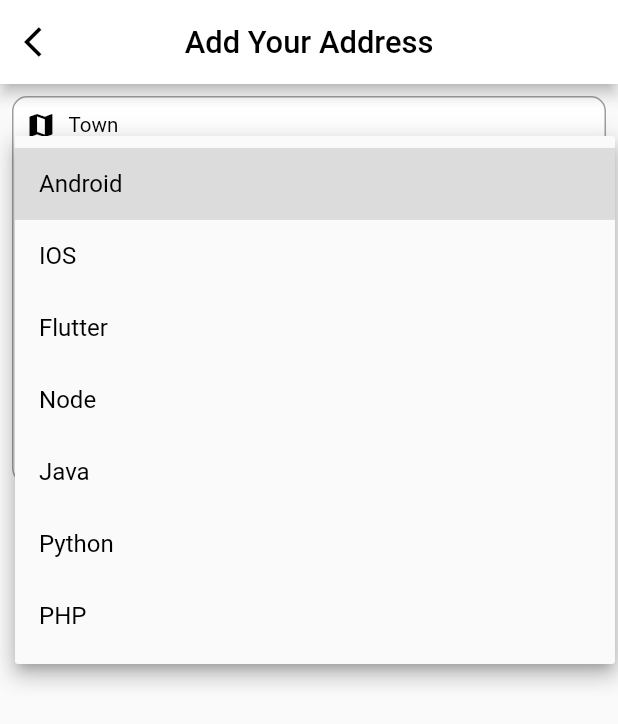
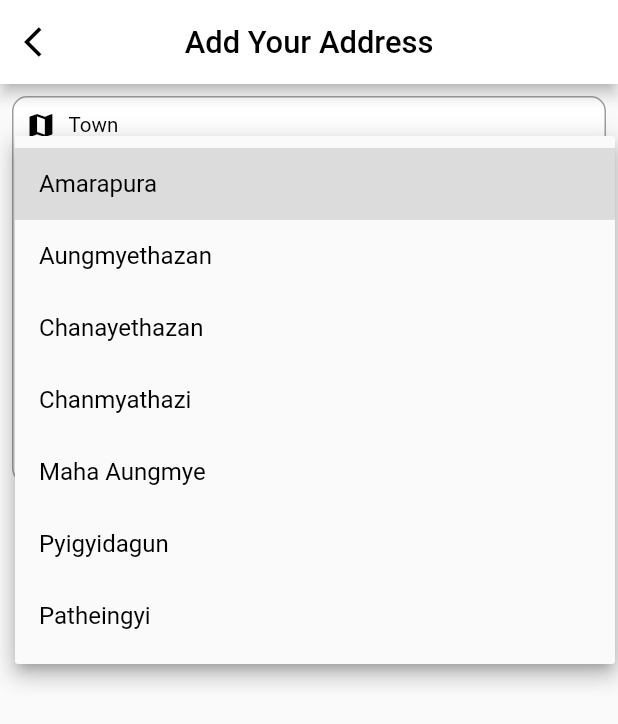
Before and after one commit to drunisa007/daily_nessary, a Flutter app: the screen it shows after launch, after a tap on "Please choose your city", on a phone screen of 412 x 824 dp. Shown: the top 724 px of the screen. Run offline on Flutter 3.47's test engine with Material 2 defaults, Android fonts, the phone set to English and light mode, and no system bars; our stand-ins replace cached_network_image, carousel_slider, device_preview, dots_indicator, flutter_screenutil, flutter_svg and 4 more; accounts and stored records are empty; network calls fail.

Commit message:
post to address

```diff
--- a/lib/core/models/address_model.dart
+++ b/lib/core/models/address_model.dart
@@ -9,21 +9,25 @@ class AddressModel {
    required this.cusId,
     required this.regId,
     required this.cusAddress,
+    required this.reg_name
   });
 
   String cusId;
   String regId;
   String cusAddress;
+  String reg_name;
 
   factory AddressModel.fromJson(Map<String, dynamic> json) => AddressModel(
     cusId: json["cus_id"],
     regId: json["reg_id"],
     cusAddress: json["cus_address"],
+    reg_name: json['reg_name']
   );
 
   Map<String, dynamic> toJson() => {
     "cus_id": cusId,
     "reg_id": regId,
     "cus_address": cusAddress,
+    "reg_name" : reg_name
   };
 }
--- /dev/null
+++ b/lib/core/repository/address_post_repo.dart
@@ -0,0 +1,18 @@
+import 'package:get/get.dart';
+import 'package:snack_delivery/core/models/address_model.dart';
+import 'package:snack_delivery/core/models/http_response.dart';
+import 'package:snack_delivery/service/http_post_service.dart';
+
+class AddressPostRepo {
+  late HttpPostService _httpPostService;
+  AddressPostRepo(){
+
+    _httpPostService = Get.put(HttpPostService());
+  }
+  Future<void> postAddresData(AddressModel addressModel) async {
+
+    HttpResponse response = await _httpPostService.postAddress(addressModel);
+  }
+
+
+}
--- a/lib/feature/add_address_page/binding/add_address_page_binding.dart
+++ b/lib/feature/add_address_page/binding/add_address_page_binding.dart
@@ -1,5 +1,6 @@
 import 'package:get/get.dart';
 import 'package:snack_delivery/core/constants/size_config.dart';
+import 'package:snack_delivery/core/repository/address_post_repo.dart';
 import 'package:snack_delivery/feature/add_address_page/controller/add_address_page_controller.dart';
 import 'package:snack_delivery/feature/my_address_page/controller/my_address_page_controller.dart';
 
@@ -8,8 +9,10 @@ class AddAddressPageBinding extends Bindings {
   void dependencies() {
     // TODO: implement dependencies
     Get.put(AddAddressPageController());
+  //  Get.lazyPut(() => AddressPostRepo());
     Get.put(SizeConfig());
     Get.lazyPut(() => MyAddressPageController());
+
 
   }
 
--- a/lib/feature/add_address_page/controller/add_address_page_controller.dart
+++ b/lib/feature/add_address_page/controller/add_address_page_controller.dart
@@ -1,5 +1,6 @@
 import 'package:get/get.dart';
 import 'package:snack_delivery/core/models/address_model.dart';
+import 'package:snack_delivery/core/repository/address_post_repo.dart';
 import 'package:snack_delivery/feature/my_address_page/controller/my_address_page_controller.dart';
 
 class AddAddressPageController extends GetxController {
@@ -9,8 +10,11 @@ class AddAddressPageController extends GetxController {
 
  late MyAddressPageController myAddressPageController;
 
+ late AddressPostRepo addressPostRepo;
+
   AddAddressPageController() {
     print("add address page controller initialize");
+    addressPostRepo = Get.put(AddressPostRepo());
   }
 
 
@@ -23,8 +27,9 @@ class AddAddressPageController extends GetxController {
 
   addAddress(String customerId,String regionName, String customerAddress) {
 
-    addressList.add(AddressModel(cusId: customerId, regId: regionName ,cusAddress: customerAddress));
-    myAddressPageController.allAddressList.add(AddressModel(cusId: customerId, regId: regionName ,cusAddress: customerAddress));
+    addressList.add(AddressModel(cusId: customerId,reg_name: regionName, regId: regionName ,cusAddress: customerAddress));
+    myAddressPageController.allAddressList.add(AddressModel(cusId: customerId, regId: regionName ,cusAddress: customerAddress,reg_name: regionName));
+     addressPostRepo.postAddresData(AddressModel(cusId: "39", regId: "1" ,cusAddress: customerAddress,reg_name: regionName));
     print(myAddressPageController.allAddressList.length);
 
 
--- a/lib/feature/add_address_page/view/add_address_page_all_widget.dart
+++ b/lib/feature/add_address_page/view/add_address_page_all_widget.dart
@@ -68,13 +68,13 @@ Widget addAddressWidget(BuildContext context,
                 style: TextStyle(color: Colors.black,fontSize: kMediumBodyFontSize.sp,),
 
                 items: <String>[
-                  'Android',
-                  'IOS',
-                  'Flutter',
-                  'Node',
-                  'Java',
-                  'Python',
-                  'PHP',
+                  'Amarapura ',
+                  'Aungmyethazan',
+                  'Chanayethazan',
+                  'Chanmyathazi ',
+                  'Maha Aungmye',
+                  'Pyigyidagun',
+                  'Patheingyi',
                 ].map<DropdownMenuItem<String>>((String value) {
                   return DropdownMenuItem<String>(
                     value: value,
```
Also changed, not shown: lib/service/http_post_service.dart (added, +47 -0 lines).
